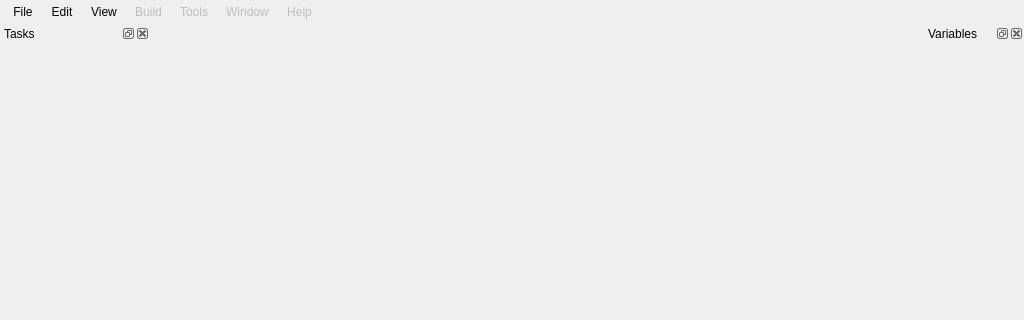
This is mainwindow.ui in Mushkrem/vbbas as Qt 5 draws it before an edit; both pictures show x 0 to 1024 and y 0 to 320 of the 1024 by 768 pixel window. The edited form follows.
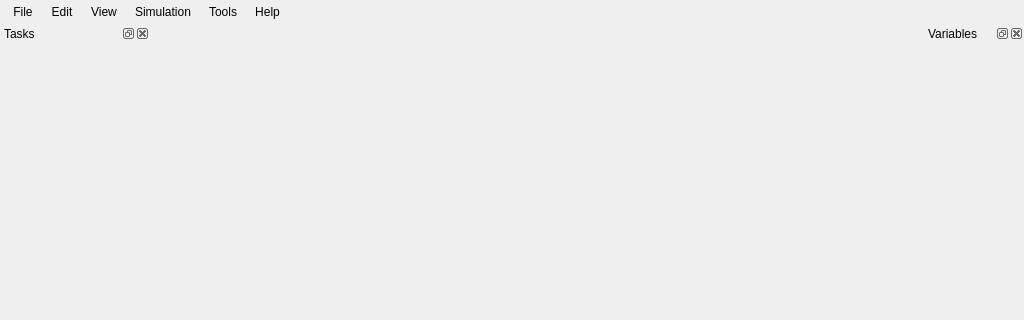
This is the edited form. Icons and pictures are not drawn. Custom widgets are drawn as their Qt base class.

Diff of the .ui file:
```diff
--- a/mainwindow.ui
+++ b/mainwindow.ui
@@ -146,31 +146,23 @@
    </widget>
    <widget class="QMenu" name="menuBuild">
     <property name="enabled">
-     <bool>false</bool>
+     <bool>true</bool>
     </property>
     <property name="title">
-     <string>Build</string>
+     <string>Simulation</string>
     </property>
    </widget>
    <widget class="QMenu" name="menuTools">
     <property name="enabled">
-     <bool>false</bool>
+     <bool>true</bool>
     </property>
     <property name="title">
      <string>Tools</string>
     </property>
    </widget>
-   <widget class="QMenu" name="menuWindow">
-    <property name="enabled">
-     <bool>false</bool>
-    </property>
-    <property name="title">
-     <string>Window</string>
-    </property>
-   </widget>
    <widget class="QMenu" name="menuHelp">
     <property name="enabled">
-     <bool>false</bool>
+     <bool>true</bool>
     </property>
     <property name="title">
      <string>Help</string>
@@ -181,7 +173,6 @@
    <addaction name="menuView"/>
    <addaction name="menuBuild"/>
    <addaction name="menuTools"/>
-   <addaction name="menuWindow"/>
    <addaction name="menuHelp"/>
   </widget>
   <widget class="QStatusBar" name="statusbar"/>
```
Left out of the diff: 181 changed lines with no effect on the pictures.
